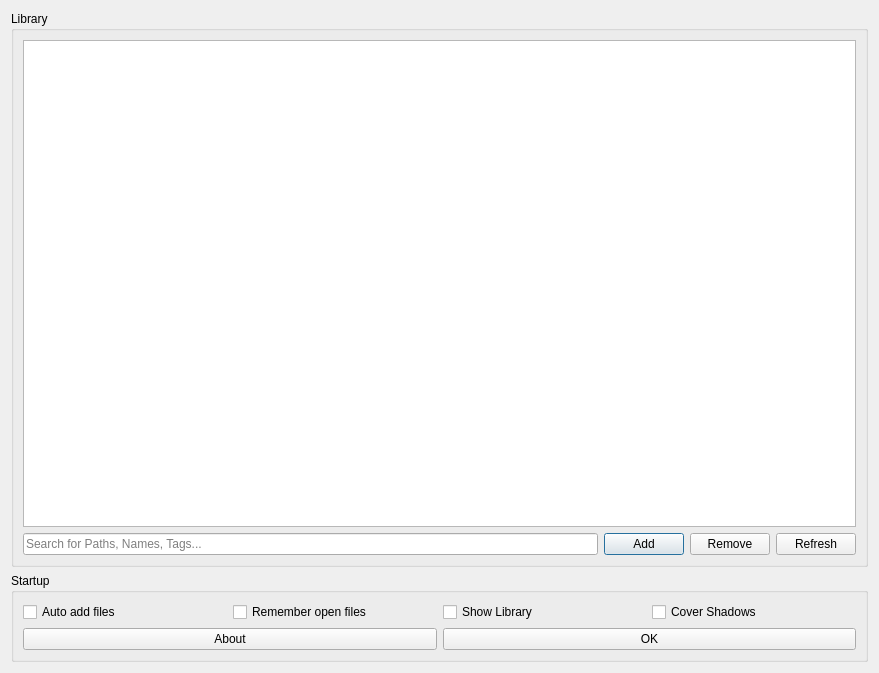
BasioMeusPuga/Lector, file resources/raw/settings.ui: the form before one commit.
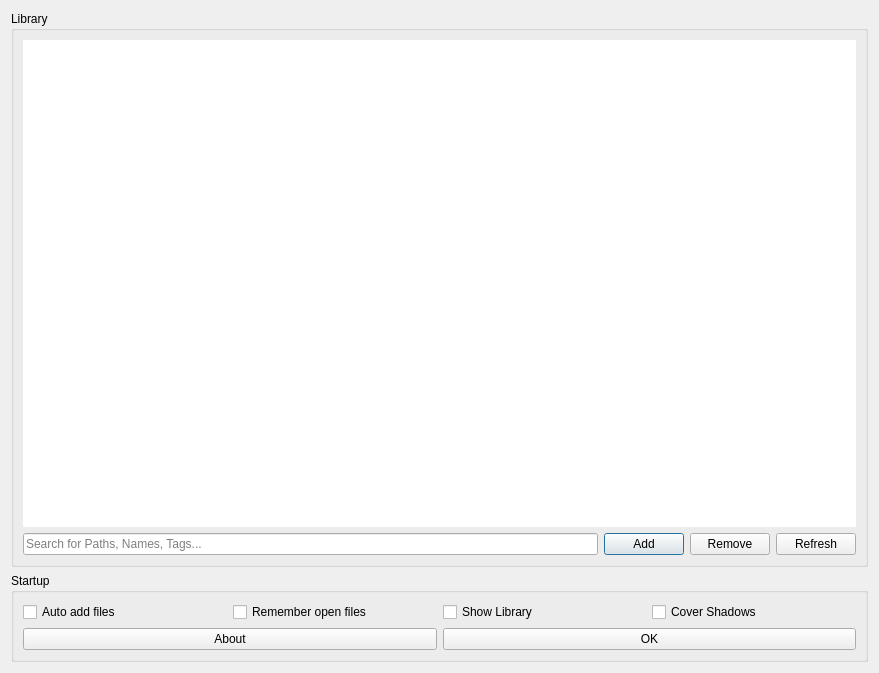
The form after the commit.

Commit message: UI improvements, Start of settings folder traversal

```diff
--- a/resources/raw/settings.ui
+++ b/resources/raw/settings.ui
@@ -23,11 +23,40 @@
        </property>
        <layout class="QGridLayout" name="gridLayout_2">
         <item row="0" column="0">
-         <layout class="QVBoxLayout" name="verticalLayout">
-          <item>
-           <widget class="QTableView" name="tableView"/>
-          </item>
-          <item>
+         <widget class="QTableView" name="tableView">
+          <property name="frameShape">
+           <enum>QFrame::NoFrame</enum>
+          </property>
+          <property name="sizeAdjustPolicy">
+           <enum>QAbstractScrollArea::AdjustToContentsOnFirstShow</enum>
+          </property>
+          <property name="editTriggers">
+           <set>QAbstractItemView::DoubleClicked|QAbstractItemView::EditKeyPressed</set>
+          </property>
+          <property name="alternatingRowColors">
+           <bool>true</bool>
+          </property>
+          <property name="selectionBehavior">
+           <enum>QAbstractItemView::SelectRows</enum>
+          </property>
+          <property name="gridStyle">
+           <enum>Qt::NoPen</enum>
+          </property>
+          <property name="sortingEnabled">
+           <bool>true</bool>
+          </property>
+          <property name="wordWrap">
+           <bool>false</bool>
+          </property>
+          <attribute name="horizontalHeaderVisible">
+           <bool>true</bool>
+          </attribute>
+          <attribute name="verticalHeaderVisible">
+           <bool>false</bool>
+          </attribute>
+         </widget>
+        </item>
+        <item row="1" column="0">
            <layout class="QHBoxLayout" name="horizontalLayout">
             <item>
              <widget class="QLineEdit" name="lineEdit">
@@ -56,8 +85,6 @@
                <string>Refresh</string>
               </property>
              </widget>
-            </item>
-           </layout>
           </item>
          </layout>
         </item>
```
Lines whose indentation alone changed are shown as unchanged. The commit also changes 6 other files.
